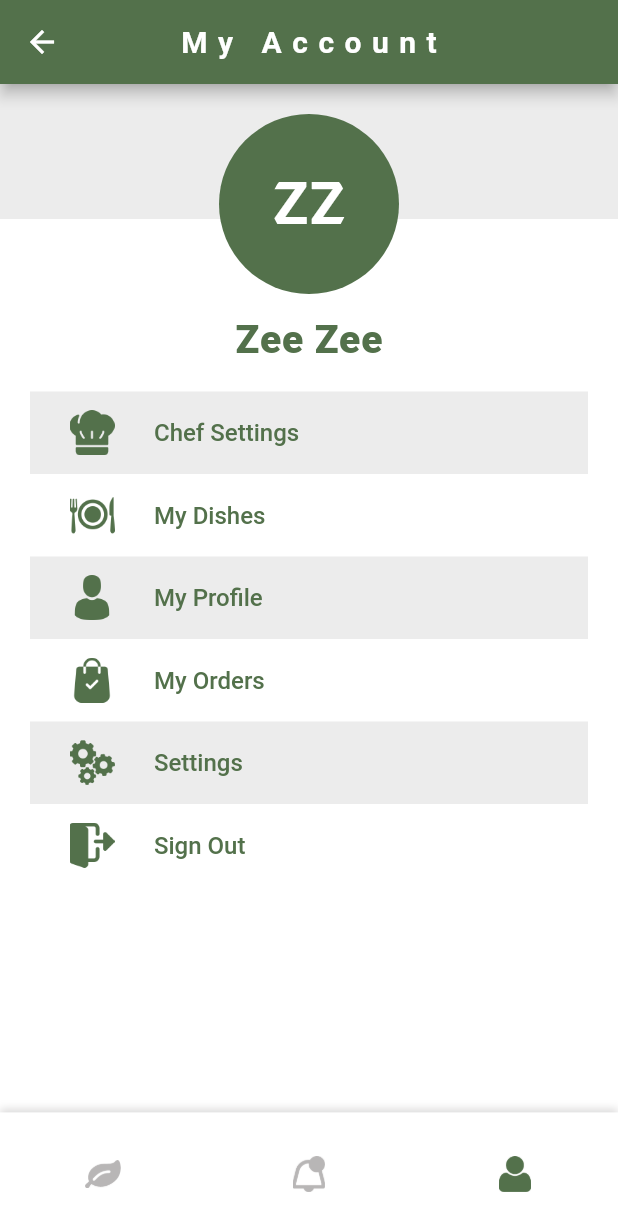
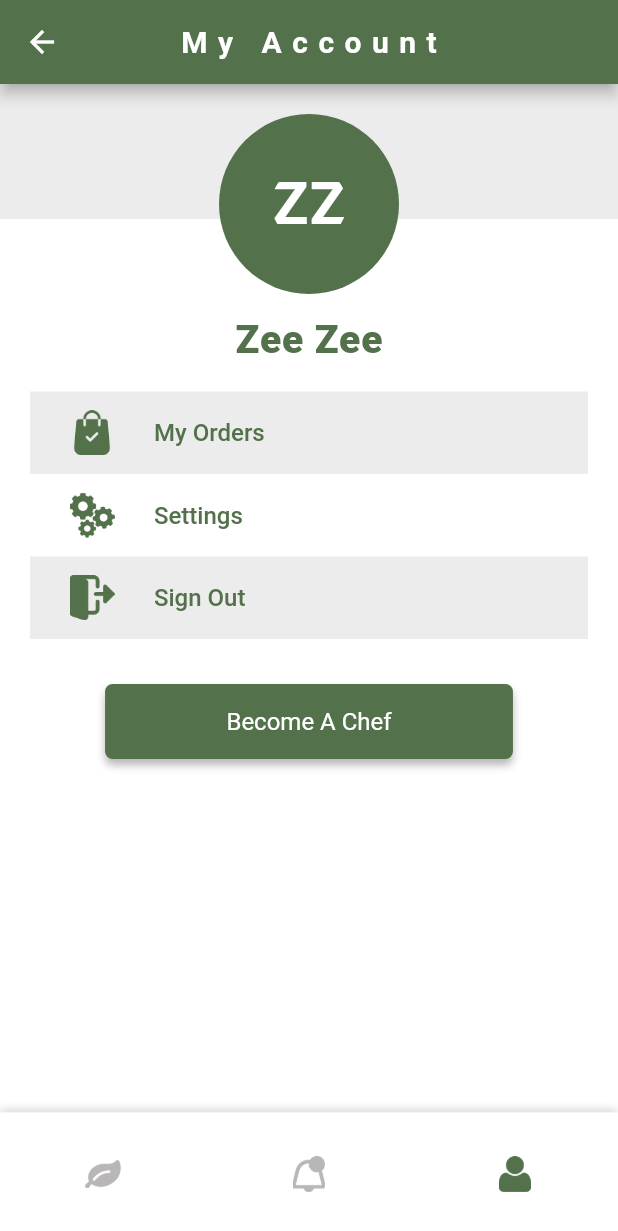
Before and after one commit to AndromedaTechnologies/homemade, a Flutter app: the PageSelection screen opened directly, item 3 of the bottom bar chosen, on a phone screen of 412 x 824 dp. Shown: the top 1231 px of the screen. Run offline on Flutter 3.47's test engine with Material 2 defaults, Android fonts, the phone set to English and light mode, and no system bars; our stand-ins replace connectivity, dio, image_picker, page_transition, shared_preferences, transparent_image; accounts and stored records are empty.

Commit message:
Account setup

```diff
--- a/lib/main.dart
+++ b/lib/main.dart
@@ -1,8 +1,10 @@
 import 'package:flutter/material.dart';
+import 'package:homemade/model/loginModel.dart';
 import 'package:homemade/view/landing/splash.dart';
 import 'package:homemade/view/landing/walkthrought.dart';
 import 'package:homemade/view/wrapper.dart';
 
+import 'model/UserModel.dart';
 import 'res/globalClass.dart';
 
 void main() => runApp(MyApp());
@@ -30,8 +32,8 @@ class _MyAppState extends State<MyApp> {
   }
 
   _checkLoginUser() async {
-    String token;
-//    await UserModel.getToken();
+    String token =
+    await UserModel.getToken();
     print(token);
     if (token != null) {
       setState(() {
--- a/lib/model/loginModel.dart
+++ b/lib/model/loginModel.dart
@@ -1,5 +1,6 @@
 
 
+import 'package:homemade/stream/UserProviderInstance.dart';
 import 'package:shared_preferences/shared_preferences.dart';
 
 import 'UserModel.dart';
@@ -36,6 +37,13 @@ class LoginModel {
     prefs.clear();
   }
 
+  static signOut()  async{
+    SharedPreferences prefs = await SharedPreferences.getInstance();
+    prefs.clear();
+    UserInstance.userProvider.dispose();
+    UserInstance.userProvider = null;
+  }
+
   LoginModel.fromJson(Map<String, dynamic> json) {
     token = json['token'];
     user = json['user'] != null ? new UserModel.fromJson(json['user']) : null;
--- a/lib/view/bottomnavigation/profile.dart
+++ b/lib/view/bottomnavigation/profile.dart
@@ -1,11 +1,17 @@
 import 'package:flutter/material.dart';
+import 'package:homemade/model/UserModel.dart';
+import 'package:homemade/model/loginModel.dart';
 import 'package:homemade/res/color.dart';
 import 'package:homemade/res/imagestring.dart';
 import 'package:homemade/res/size.dart';
 import 'package:homemade/res/textStyle.dart';
+import 'package:homemade/stream/UserProvider.dart';
+import 'package:homemade/stream/UserProviderInstance.dart';
+import 'package:homemade/view/auth/login.dart';
 import 'package:homemade/view/myaccount///register.dart';
 import 'package:homemade/view/myaccount/myprofile.dart';
 import 'package:homemade/widget/ImageInitials.dart';
+import 'package:homemade/widget/RoundedBorderButton.dart';
 import 'package:page_transition/page_transition.dart';
 
 class ProfileView extends StatefulWidget {
@@ -14,14 +20,16 @@ class ProfileView extends StatefulWidget {
 }
 
 class _ProfileViewState extends State<ProfileView> {
+
   List<ProfileData> profileDataList = [
-    ProfileData(text: "Chef Settings", image: chefImage, isWhite: false),
-    ProfileData(text: "My Dishes", image: dinnerImage, isWhite: true),
-    ProfileData(text: "My Profile", image: manUserImage, isWhite: false),
-    ProfileData(text: "My Orders", image: shoppingImage, isWhite: true),
-    ProfileData(text: "Settings", image: settingsImage, isWhite: false),
-    ProfileData(text: "Sign Out", image: logoutImage, isWhite: true),
+    ProfileData(text: "Chef Settings", image: chefImage, ),
+    ProfileData(text: "My Dishes", image: dinnerImage, ),
+    ProfileData(text: "My Profile", image: manUserImage,),
+    ProfileData(text: "My Orders", image: shoppingImage,),
+    ProfileData(text: "Settings", image: settingsImage, ),
+    ProfileData(text: "Sign Out", image: logoutImage),
   ];
+
 
   @override
   Widget build(BuildContext context) {
@@ -67,20 +75,53 @@ class _ProfileViewState extends State<ProfileView> {
           SizedBox(
             height: 20,
           ),
-          ListView.builder(
-              padding: EdgeInsets.symmetric(horizontal: 20),
-              shrinkWrap: true,
-              itemCount: profileDataList.length,
-              physics: ScrollPhysics(),
-              itemBuilder: (context, index) {
-                return _row(profileDataList[index]
-                  ..onTap = () {
-                    _pageNavigationSelection(index);
-                  });
-              })
+          _listOfAction(),
+          SizedBox(
+            height: 15,
+          ),
+
+          _becomeChef(),
+
         ],
       ),
     );
+  }
+
+  _becomeChef(){
+
+    return UserInstance.instance.user.role=="1"? Column(children: <Widget>[
+      SizedBox(
+        height: 15,
+      ),
+
+      RoundedBorderButton(
+        boldText: false,
+        width: MySize.of(context).fitWidth(66),
+        text: "Become A Chef",borderRadius: 5,
+        height: 50,
+        onTap: (){},
+      ),
+
+      SizedBox(
+        height: 15,
+      ),
+    ],):Container();
+  }
+
+  _listOfAction(){
+    List<ProfileData> data =  UserInstance.instance.user.role=="1"? profileDataList.getRange(3, profileDataList.length).toList() : profileDataList;
+
+    return ListView.builder(
+        padding: EdgeInsets.symmetric(horizontal: 20),
+        shrinkWrap: true,
+        itemCount: data.length,
+        physics: ScrollPhysics(),
+        itemBuilder: (context, index) {
+          return _row(data[index]
+            ..onTap = () {
+              _pageNavigationSelection(index);
+            });
+        });
   }
 
   Widget _row(ProfileData profileData) {
@@ -88,7 +129,7 @@ class _ProfileViewState extends State<ProfileView> {
       onTap: profileData.onTap,
       child: Container(
         height: 55,
-        color: profileData.isWhite ? Colors.white : MColor.lightGreyEC,
+        color: (profileDataList.indexOf(profileData)+(UserInstance.instance.user.role=="1"?0:1))%2==0 ? Colors.white : MColor.lightGreyEC,
         child: Row(
           children: <Widget>[
             Expanded(
@@ -123,9 +164,12 @@ class _ProfileViewState extends State<ProfileView> {
   }
 
   _pageNavigationSelection(int index) {
+    index = index + ( UserInstance.instance.user.role=="1"?3:0);
+    print(index);
     Widget navigation;
     switch (index) {
       case 0:
+        print("Chief");
         navigation = ChefRegisterView();
         break;
       case 1:
@@ -139,6 +183,12 @@ class _ProfileViewState extends State<ProfileView> {
       case 4:
         break;
       case 5:
+        LoginModel.signOut();
+
+        Navigator.of(context).popUntil((route)=>route.isFirst);
+        Navigator.of(context).pushReplacement(
+            PageTransition(child: LoginView(), type: PageTransitionType.downToUp));
+
         break;
     }
 
@@ -151,8 +201,7 @@ class _ProfileViewState extends State<ProfileView> {
 class ProfileData {
   String text;
   String image;
-  bool isWhite;
   Function onTap;
 
-  ProfileData({this.text, this.image, this.isWhite, this.onTap});
+  ProfileData({this.text, this.image, this.onTap});
 }
--- a/lib/widget/RoundedBorderButton.dart
+++ b/lib/widget/RoundedBorderButton.dart
@@ -10,8 +10,10 @@ class RoundedBorderButton extends StatelessWidget {
   final Function onTap;
   final double width;
   final double height;
+  final double borderRadius;
+  final bool boldText;
 
-  RoundedBorderButton({@required this.text, this.onTap, this.width,this.height});
+  RoundedBorderButton({@required this.text, this.onTap, this.width,this.height,this.borderRadius=200,this.boldText=true});
 
   @override
   Widget build(BuildContext context) {
@@ -22,11 +24,14 @@ class RoundedBorderButton extends StatelessWidget {
         height: height??60,
         decoration: BoxDecoration(
           color: MColor.application,
-          borderRadius: BorderRadius.circular(200),
+          borderRadius: BorderRadius.circular(borderRadius),
+          boxShadow: [
+            BoxShadow(color: MColor.lightGreyB6,offset: Offset(0,4),blurRadius: 4,spreadRadius: 0)
+          ]
         ),
         child: Center(child: Text(
-          text.toUpperCase(),
-          style: TextStyles.textStyleBoldWhite(),
+          boldText ? text.toUpperCase():text,
+          style: boldText ? TextStyles.textStyleBoldWhite():TextStyles.textStyleNormalWhite(),
         )),
 
 
```
